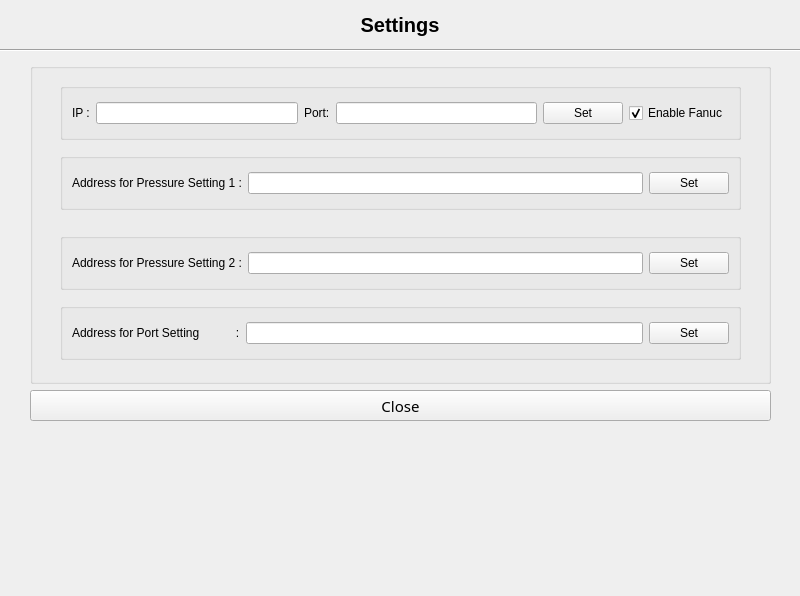
First picture: the form in mms/RPI/FanucBridge3/settings.ui, repository ChangC2/dev-silver-gold, before the edit.
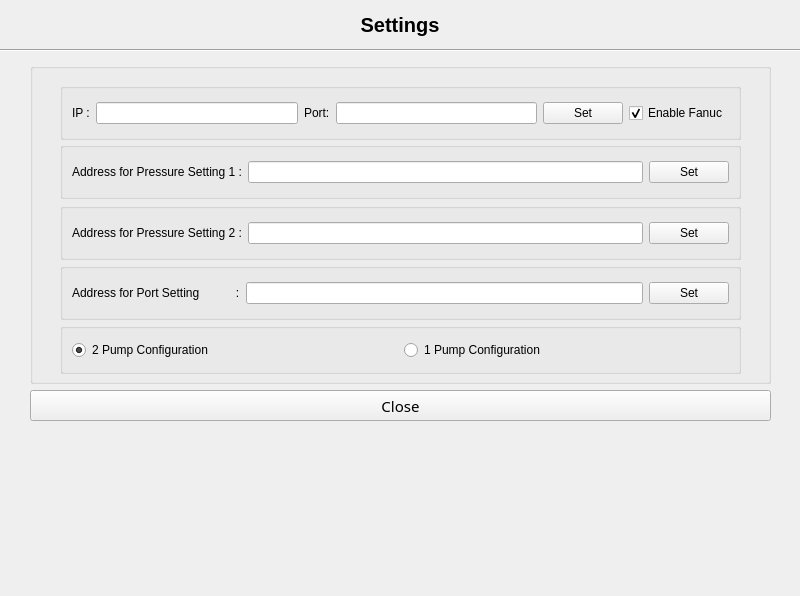
Second picture: the form after the edit.

Diff of the .ui file:
```diff
--- a/mms/RPI/FanucBridge3/settings.ui
+++ b/mms/RPI/FanucBridge3/settings.ui
@@ -54,7 +54,7 @@
     <property name="geometry">
      <rect>
       <x>30</x>
-      <y>90</y>
+      <y>79</y>
       <width>681</width>
       <height>57</height>
      </rect>
@@ -90,7 +90,7 @@
     <property name="geometry">
      <rect>
       <x>30</x>
-      <y>240</y>
+      <y>200</y>
       <width>681</width>
       <height>57</height>
      </rect>
@@ -189,7 +189,7 @@
     <property name="geometry">
      <rect>
       <x>30</x>
-      <y>170</y>
+      <y>140</y>
       <width>681</width>
       <height>57</height>
      </rect>
@@ -221,6 +221,38 @@
      </item>
     </layout>
    </widget>
+   <widget class="QGroupBox" name="gBConnInfo_5">
+    <property name="geometry">
+     <rect>
+      <x>30</x>
+      <y>260</y>
+      <width>681</width>
+      <height>51</height>
+     </rect>
+    </property>
+    <property name="title">
+     <string/>
+    </property>
+    <layout class="QHBoxLayout" name="horizontalLayout_5">
+     <item>
+      <widget class="QRadioButton" name="radio2Pump">
+       <property name="text">
+        <string>2 Pump Configuration</string>
+       </property>
+       <property name="checked">
+        <bool>true</bool>
+       </property>
+      </widget>
+     </item>
+     <item>
+      <widget class="QRadioButton" name="radio1Pump">
+       <property name="text">
+        <string>1 Pump Configuration</string>
+       </property>
+      </widget>
+     </item>
+    </layout>
+   </widget>
   </widget>
   <widget class="Line" name="line">
    <property name="geometry">
```
